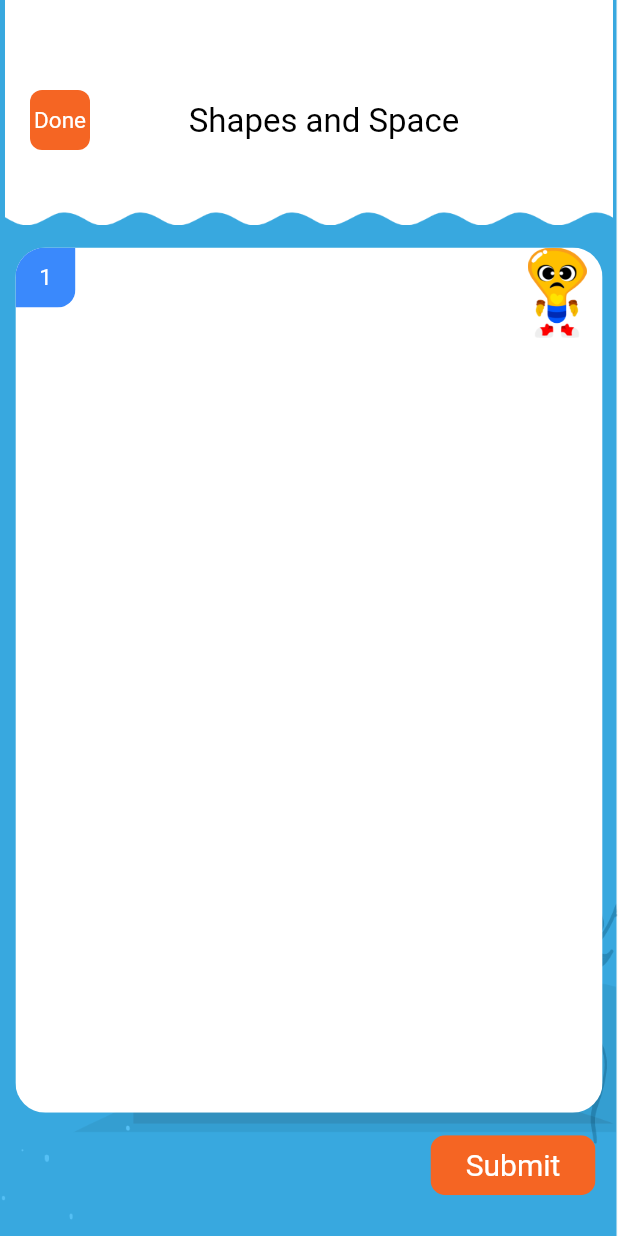
After one commit to rajupraaa1234/mindsparkstudent, a Flutter app: the QuestionScreen screen opened directly, on a phone screen of 412 x 824 dp. The commit adds this screen. Run offline on Flutter 3.47's test engine with Material 2 defaults, Android fonts, the phone set to English and light mode, and no system bars; our stand-ins replace flutter_svg, shared_preferences, sqflite; missing offline and left inert: dart:ffi; accounts and stored records are empty; project files that could hold a hidden picture were left out.

Commit message:
Added Question Frame

```diff
--- a/lib/Utils/Util.dart
+++ b/lib/Utils/Util.dart
@@ -7,4 +7,31 @@ class Util{
     final snackbar = SnackBar(content: Text(msg));
     ScaffoldMessenger.of(context).showSnackBar(snackbar);
   }
+  static Widget getCustomBtnBackground(double ht,double wh,Color color,String btname,double rad,double fontsize){
+    return SizedBox(
+      height: ht,
+      width: wh,
+      child: ClipRRect(
+        borderRadius: BorderRadius.all(Radius.circular(rad)),
+        child: Container(
+          color: color,
+          child: Center(child: Text(btname,style: TextStyle(color: Colors.white,fontSize: fontsize,),)),
+        ),
+      ),
+    );
+  }
+
+  static Widget getCustomBtnBackgroundWithDiffRadius(double ht,double wh,Color color,String btname,double tlrad,double trrad,double blrad,double brrad,double fontsize){
+    return SizedBox(
+      height: ht,
+      width: wh,
+      child: ClipRRect(
+        borderRadius: BorderRadius.only(topRight: Radius.circular(trrad),topLeft: Radius.circular(tlrad),bottomRight: Radius.circular(brrad),bottomLeft: Radius.circular(blrad)),
+        child: Container(
+          color: color,
+          child: Center(child: Text(btname,style: TextStyle(color: Colors.white,fontSize: fontsize,),)),
+        ),
+      ),
+    );
+  }
 }
--- a/lib/screen/HomeScreen.dart
+++ b/lib/screen/HomeScreen.dart
@@ -4,6 +4,8 @@ import 'package:flutter/material.dart';
 import 'package:flutter_svg/flutter_svg.dart';
 import 'package:mindsparkstudent/Widgets/CustomNavigationDrawer.dart';
 import 'package:mindsparkstudent/screen/Login.dart';
+
+import 'QuestionScreen.dart';
 
 void main() {
   runApp(const HomeScreen());
@@ -141,7 +143,11 @@ class _MyHomePageState extends State<MyHomePage> {
                         )),
                   child: Center(child: Text("Topics",style: TextStyle(color: Color.fromRGBO(128, 0, 0,3),fontSize: 25,),)),
                 ),onTap:(){
-                      print("you clicked me");
+                      Navigator.pushReplacement(context,
+                          MaterialPageRoute(builder:
+                              (context) =>
+                                  QuestionScreen()));
+                      //print("you clicked me");
                  }),
              Container(
                   child: Expanded(
--- /dev/null
+++ b/lib/screen/QuestionScreen.dart
@@ -0,0 +1,117 @@
+import 'dart:async';
+
+import 'package:flutter/material.dart';
+import 'package:flutter_svg/flutter_svg.dart';
+import 'package:mindsparkstudent/Utils/AppConstant.dart';
+import 'package:mindsparkstudent/Utils/Util.dart';
+import 'package:mindsparkstudent/screen/Login.dart';
+
+class QuestionScreen extends StatelessWidget {
+  // Declare a field that holds the Person data
+  //final Person person;
+
+  // In the constructor, require a Person
+  QuestionScreen({Key? key}) : super(key: key);
+
+  @override
+  Widget build(BuildContext context) {
+    var width = MediaQuery.of(context).size.width;
+    var height = MediaQuery.of(context).size.height;
+    return Scaffold(
+      body: Container(
+          height: double.infinity,
+          width: double.infinity,
+          decoration: BoxDecoration(
+            image: DecorationImage(
+              image: AssetImage("assets/images/bg.png"),
+              fit: BoxFit.cover,
+            ),
+          ),
+          child: Column(
+            crossAxisAlignment: CrossAxisAlignment.center,
+            children: [
+              Container(
+                height: 150,
+                width: double.infinity,
+                decoration: BoxDecoration(
+                  image: DecorationImage(
+                    alignment: Alignment.topCenter,
+                    image: AssetImage("assets/images/header.png"),
+                  ),
+                ),
+                child: Center(
+                  child: Row(
+                    mainAxisAlignment: MainAxisAlignment.spaceBetween,
+                    children: [
+                      InkWell(
+                        onTap: (){
+                          print('hello menu ');
+                        },
+                        child: Container(
+                          margin: EdgeInsets.only(left: 20,top: 10),
+                          child: Util.getCustomBtnBackground(40,40,Color.fromRGBO(245,101, 35, 2),"Done",8,15),
+                        ),
+                      ),
+                      Container(
+                        //width: 150,
+                        margin: EdgeInsets.only(top: 12),
+                        child: Text("Shapes and Space",style: TextStyle(color: Colors.black,fontSize: 22),)
+                      ),
+                      SizedBox(
+                        width: 40,
+                      )
+                    ],
+                  ),
+                ),
+              ),
+              Container(
+                margin: EdgeInsets.only(top: 15),
+                  child: SizedBox(
+                    height: height*0.7,
+                    width: width*0.95,
+                    child: ClipRRect(
+                      borderRadius: BorderRadius.all(Radius.circular(20)),
+                      child: Container(
+                        color: Colors.white,
+                        child: Container(
+                          child: Column(
+                            children: [
+                              Row(
+                                children: [
+                                  Container(
+                                    margin: EdgeInsets.only(left: 0,bottom: 20),
+                                    child: Util.getCustomBtnBackgroundWithDiffRadius(40,40,Color.fromRGBO(58,137,252,1),"1",12,0,0,12,15),
+                                  ),
+                                  Spacer(),
+                                  Container(
+                                      height: 60,
+                                    width: 60,
+                                    child: Image.asset('assets/images/buddy_sad.png')
+                                  )
+                                ],
+                              )
+                            ],
+                          ),
+                        )
+                      ),
+                    ),
+                  ),
+              ),
+              InkWell(
+                onTap: (){
+                  print("on subject click");
+                },
+                child: Container(
+                  margin: EdgeInsets.only(top: 15,right: 15),
+                  child: Align(
+                      alignment: Alignment.bottomRight,
+                      child: Util.getCustomBtnBackground(40,110,Color.fromRGBO(245,101, 35, 2),"Submit",10,20)
+                  ),
+                ),
+              )
+            ],
+          )
+      ),
+    );
+  }
+}
```
Also changed, not shown: assets/images/buddy_happy.png (added), assets/images/buddy_sad.png (added).
